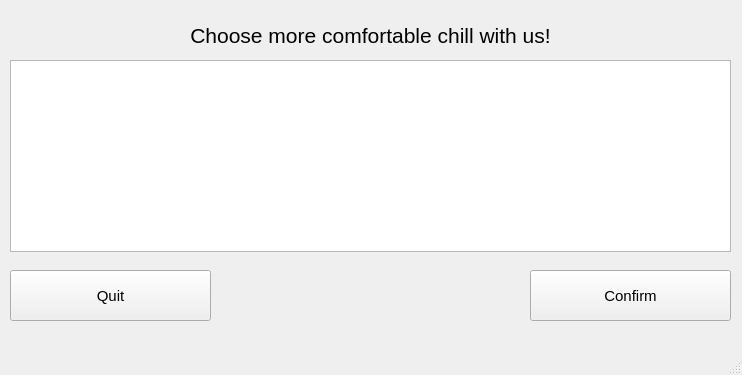
Qt form mdkpv2/buying_package.ui (Korobkov124/MDKP) before a commit.
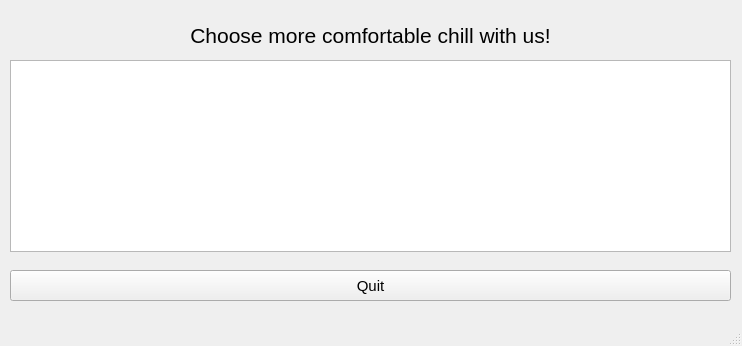
The same form after that commit.

```diff
--- a/mdkpv2/buying_package.ui
+++ b/mdkpv2/buying_package.ui
@@ -7,7 +7,7 @@
     <x>0</x>
     <y>0</y>
     <width>742</width>
-    <height>375</height>
+    <height>346</height>
    </rect>
   </property>
   <property name="windowTitle">
@@ -32,8 +32,8 @@
      <rect>
       <x>10</x>
       <y>270</y>
-      <width>201</width>
-      <height>51</height>
+      <width>721</width>
+      <height>31</height>
      </rect>
     </property>
     <property name="font">
@@ -46,25 +46,6 @@
      <string>Quit</string>
     </property>
    </widget>
-   <widget class="QPushButton" name="Autorisation_button_2">
-    <property name="geometry">
-     <rect>
-      <x>530</x>
-      <y>270</y>
-      <width>201</width>
-      <height>51</height>
-     </rect>
-    </property>
-    <property name="font">
-     <font>
-      <family>Arial</family>
-      <pointsize>11</pointsize>
-     </font>
-    </property>
-    <property name="text">
-     <string>Confirm</string>
-    </property>
-   </widget>
    <widget class="QTableView" name="tableView">
     <property name="geometry">
      <rect>
```
Left out of the diff: 2 changed lines with no effect on the pictures.
